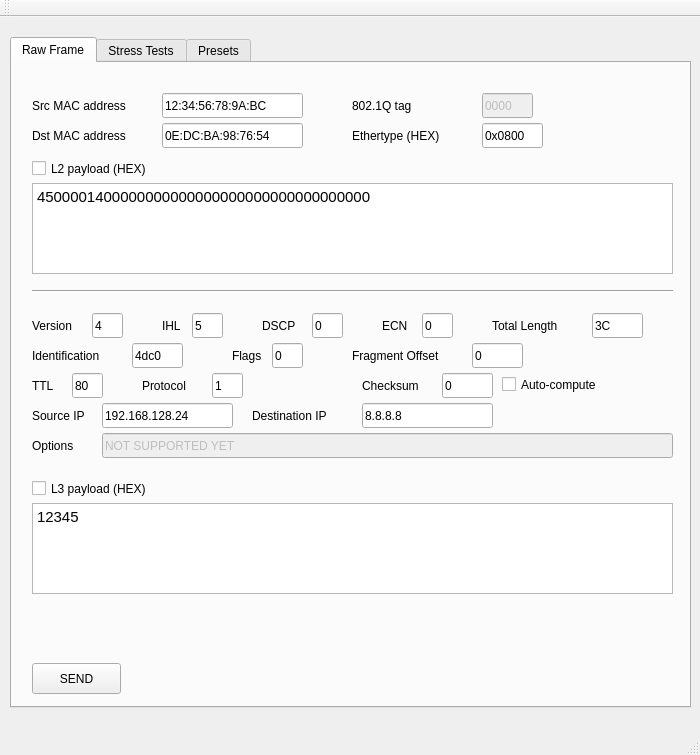
This is mainwindow.ui in DPinato/Emulient as Qt 5 draws it before an edit. The edited form follows.
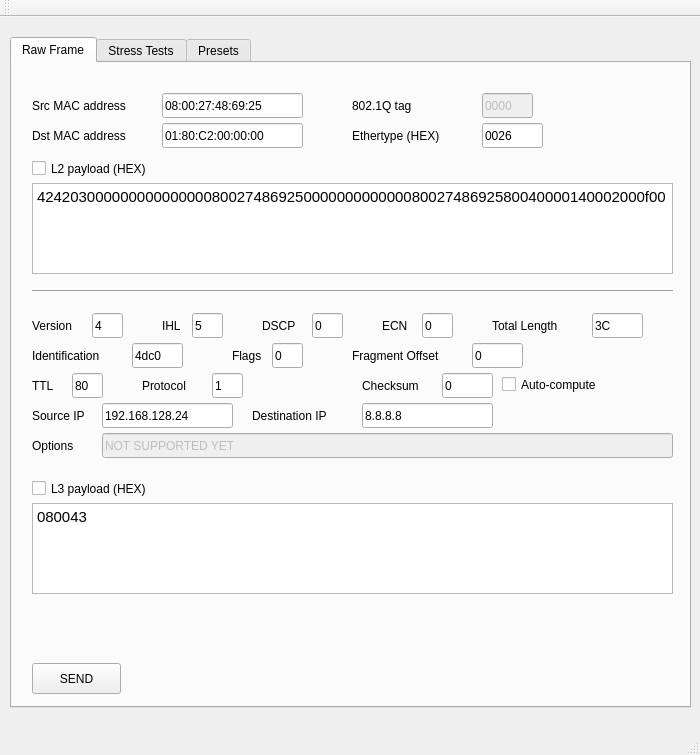
This is the edited form.

Patch:
```diff
--- a/mainwindow.ui
+++ b/mainwindow.ui
@@ -53,7 +53,7 @@
        </rect>
       </property>
       <property name="text">
-       <string>12:34:56:78:9A:BC</string>
+       <string>08:00:27:48:69:25</string>
       </property>
       <property name="maxLength">
        <number>17</number>
@@ -85,7 +85,7 @@
        </rect>
       </property>
       <property name="text">
-       <string>0E:DC:BA:98:76:54</string>
+       <string>01:80:C2:00:00:00</string>
       </property>
       <property name="maxLength">
        <number>17</number>
@@ -168,7 +168,7 @@
        </rect>
       </property>
       <property name="text">
-       <string>0x0800</string>
+       <string>0026</string>
       </property>
       <property name="maxLength">
        <number>6</number>
@@ -188,7 +188,7 @@
 &lt;html&gt;&lt;head&gt;&lt;meta name=&quot;qrichtext&quot; content=&quot;1&quot; /&gt;&lt;style type=&quot;text/css&quot;&gt;
 p, li { white-space: pre-wrap; }
 &lt;/style&gt;&lt;/head&gt;&lt;body style=&quot; font-family:'Ubuntu'; font-size:11pt; font-weight:400; font-style:normal;&quot;&gt;
-&lt;p style=&quot; margin-top:0px; margin-bottom:0px; margin-left:0px; margin-right:0px; -qt-block-indent:0; text-indent:0px;&quot;&gt;4500001400000000000000000000000000000000&lt;/p&gt;&lt;/body&gt;&lt;/html&gt;</string>
+&lt;p style=&quot; margin-top:0px; margin-bottom:0px; margin-left:0px; margin-right:0px; -qt-block-indent:0; text-indent:0px;&quot;&gt;4242030000000000000008002748692500000000000008002748692580040000140002000f00&lt;/p&gt;&lt;/body&gt;&lt;/html&gt;</string>
       </property>
       <property name="acceptRichText">
        <bool>true</bool>
@@ -711,7 +711,7 @@
 &lt;html&gt;&lt;head&gt;&lt;meta name=&quot;qrichtext&quot; content=&quot;1&quot; /&gt;&lt;style type=&quot;text/css&quot;&gt;
 p, li { white-space: pre-wrap; }
 &lt;/style&gt;&lt;/head&gt;&lt;body style=&quot; font-family:'Ubuntu'; font-size:11pt; font-weight:400; font-style:normal;&quot;&gt;
-&lt;p style=&quot; margin-top:0px; margin-bottom:0px; margin-left:0px; margin-right:0px; -qt-block-indent:0; text-indent:0px;&quot;&gt;12345&lt;/p&gt;&lt;/body&gt;&lt;/html&gt;</string>
+&lt;p style=&quot; margin-top:0px; margin-bottom:0px; margin-left:0px; margin-right:0px; -qt-block-indent:0; text-indent:0px;&quot;&gt;080043&lt;/p&gt;&lt;/body&gt;&lt;/html&gt;</string>
       </property>
       <property name="acceptRichText">
        <bool>true</bool>
```
Left out of the diff: 6 changed lines with no effect on the pictures.
